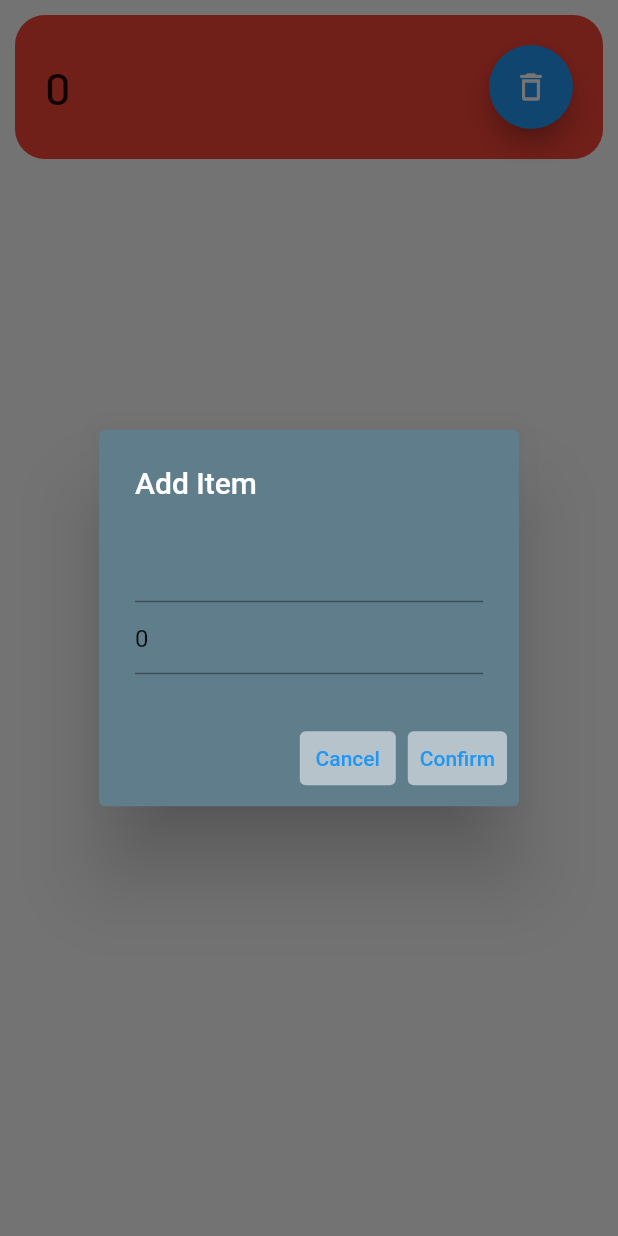
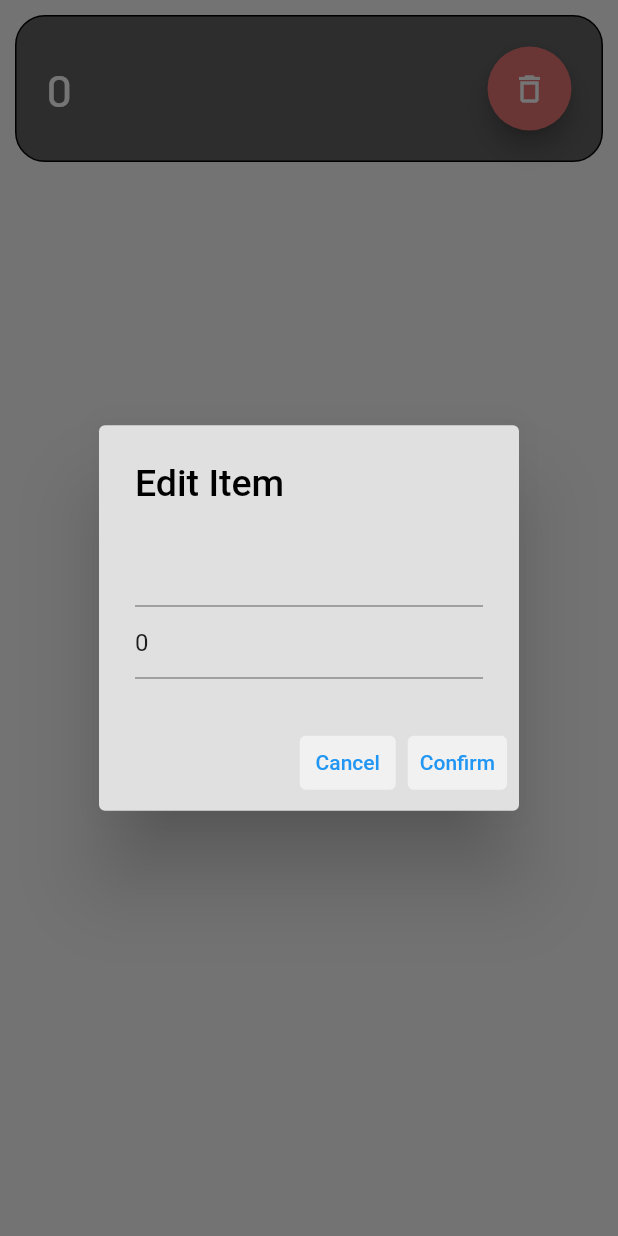
Before and after one commit to LeCitrus/Exercise-Tracker, a Flutter app: the ExerciseItem widget shown alone on an empty page, opened directly with empty values, after a tap on an icon or button, on a phone screen of 412 x 824 dp. Run offline on Flutter 3.47's test engine with Material 2 defaults, Android fonts, the phone set to English and light mode, and no system bars.

Commit message:
UI changes, documentation

```diff
--- a/lib/exercise_item.dart
+++ b/lib/exercise_item.dart
@@ -6,11 +6,13 @@ class ExerciseItem extends StatefulWidget{
     this.id = '',
     this.name = '',
     this.amount = 0,
-    required this.removeItem});
+    required this.removeItem,
+    required this.undoItem});
 
   final String name, id;
   final int amount;
   final RemoveCallback removeItem;
+  final UndoCallback undoItem;
 
   @override
   State<ExerciseItem> createState() => _ExerciseItemState();
@@ -24,6 +26,7 @@ class _ExerciseItemState extends State<ExerciseItem> {
   int amountVal = 0;
 
   @override
+  /* initialize variables from object creation */
   void initState() {
     super.initState();
     name = widget.name;
@@ -35,8 +38,8 @@ class _ExerciseItemState extends State<ExerciseItem> {
       return GestureDetector(
           onTap: () {showDialog(context: context, builder: (context) {
             return AlertDialog(
-                title: Text("Add Item", style: TextStyle(color: Colors.white)),
-                backgroundColor: Colors.blueGrey,
+                title: Text("Edit Item", style: TextStyle(color: Colors.black, fontSize: 25)),
+                backgroundColor: Colors.grey[300],
                 content: Column(
                     mainAxisSize: MainAxisSize.min,
                     children: <Widget> [
@@ -81,27 +84,42 @@ class _ExerciseItemState extends State<ExerciseItem> {
           child: Container(
             decoration: BoxDecoration(
               borderRadius: BorderRadius.all(Radius.circular(20)),
-              color: Colors.red,
+              color: Colors.grey[700],
+              border: Border.all(color: Colors.black),
             ),
             padding: EdgeInsets.all(20),
             margin: EdgeInsets.all(10),
             child: Row(mainAxisAlignment: MainAxisAlignment.spaceBetween,
                 children: <Widget> [
               Row(mainAxisAlignment: MainAxisAlignment.start,
-                  children: <Widget> [Text('${amount} ', style: TextStyle(
+                  children: <Widget> [Text('$amount  ', style: TextStyle(
                   fontSize: 30,
                   wordSpacing: 20,
+                  color: Colors.white,
                   fontFamily: 'Barlow'
                 ),
               ),
               Text(name, style: TextStyle(
                   fontSize: 18,
                   fontFamily: 'Barlow',
+                  color: Colors.white,
               ))]),
               FloatingActionButton(
                   onPressed: (() {
-                    widget.removeItem(widget.id);
+                    widget.removeItem(widget);
+                    ScaffoldMessenger.of(context).showSnackBar(SnackBar(
+                        content: Text("Deleted $name", textAlign: TextAlign.center,
+                            style: TextStyle(fontSize: 16)),
+                        behavior: SnackBarBehavior.floating,
+                        action: SnackBarAction(
+                          label: 'Undo',
+                          onPressed: () {
+                            widget.undoItem(widget);
+                        },
+                      ),
+                    ));
                   }),
+                  backgroundColor: Colors.red[300],
 
                   child: Icon(Icons.delete_outline),)
             ]
@@ -111,4 +129,7 @@ class _ExerciseItemState extends State<ExerciseItem> {
     }
 }
 
-typedef RemoveCallback = void Function(String id);
+
+/* Call back functions */
+typedef RemoveCallback = void Function(ExerciseItem item);
+typedef UndoCallback = void Function(ExerciseItem item);
```
Also changed, not shown: lib/main.dart (+36 -16 lines).
